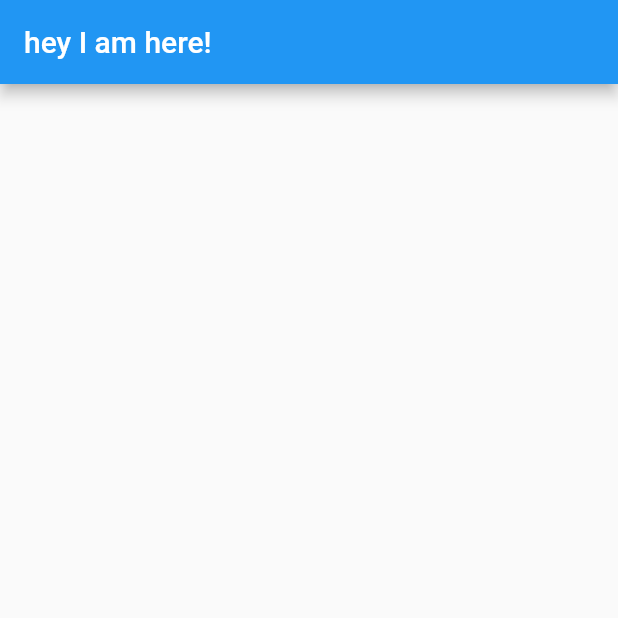
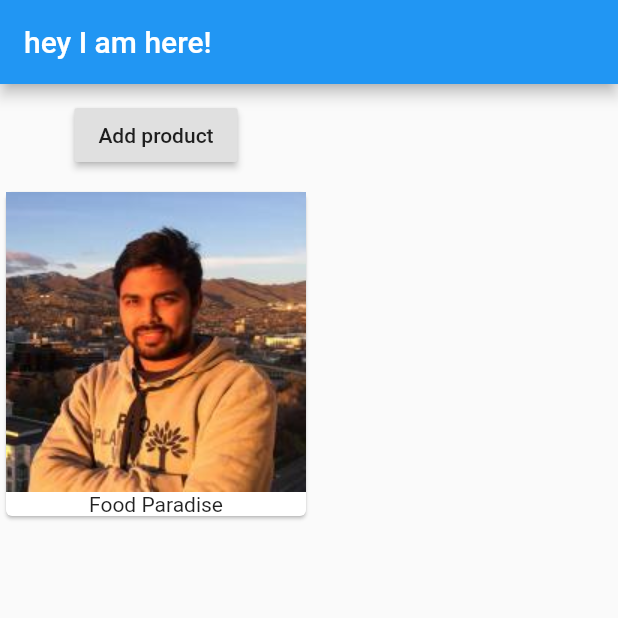
Before and after one commit to ashish173/flutter-ecommerce, a Flutter app: the screen it shows after launch, on a phone screen of 412 x 824 dp, the top half of it. Run offline on Flutter 3.47's test engine with Material 2 defaults, Android fonts, the phone set to English and light mode, and no system bars.

Commit message:
card, button, container added

```diff
--- a/lib/main.dart
+++ b/lib/main.dart
@@ -10,7 +10,24 @@ class MyApp extends StatelessWidget {
         appBar: AppBar(
           title: Text('hey I am here!'),
         ),
-      ),
+        body: Column(children: <Widget>[
+          Container(
+            margin: EdgeInsets.all(10.0),
+            child: RaisedButton(
+              onPressed: () {},
+              child: Text("Add product")
+            ),
+          ),
+          Card(
+            child: Column(
+              children: <Widget>[
+                Image.asset('assets/profile.jpeg'),
+                Text('Food Paradise')
+              ],
+            ),
+          ),
+        ]),
+      )
     );
   }
 }
--- a/pubspec.yaml
+++ b/pubspec.yaml
@@ -37,9 +37,8 @@ flutter:
   uses-material-design: true
 
   # To add assets to your application, add an assets section, like this:
-  # assets:
-  #  - images/a_dot_burr.jpeg
-  #  - images/a_dot_ham.jpeg
+  assets:
+   - assets/profile.jpeg
 
   # An image asset can refer to one or more resolution-specific "variants", see
   # https://flutter.io/assets-and-images/#resolution-aware.
```
Also changed, not shown: assets/profile.jpeg (added).
